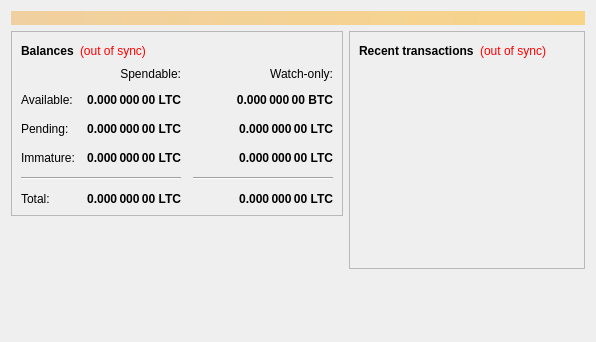
Briliantcoin/briliantcoin-last, file src/qt/forms/overviewpage.ui: the form before one commit.
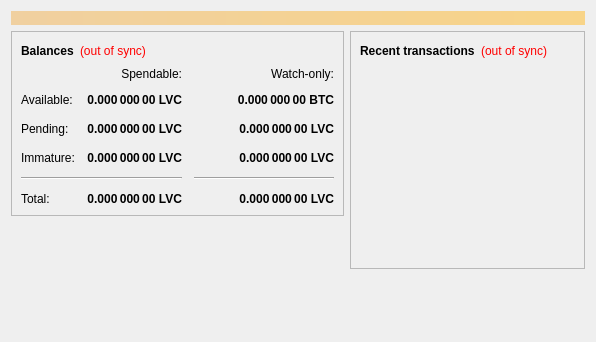
The form after the commit.

What changed in the file:
```diff
--- a/src/qt/forms/overviewpage.ui
+++ b/src/qt/forms/overviewpage.ui
@@ -112,7 +112,7 @@
                <string>Unconfirmed transactions to watch-only addresses</string>
               </property>
               <property name="text">
-               <string notr="true">0.000 000 00 LTC</string>
+               <string notr="true">0.000 000 00 LVC</string>
               </property>
               <property name="alignment">
                <set>Qt::AlignRight|Qt::AlignTrailing|Qt::AlignVCenter</set>
@@ -137,7 +137,7 @@
                <string>Total of transactions that have yet to be confirmed, and do not yet count toward the spendable balance</string>
               </property>
               <property name="text">
-               <string notr="true">0.000 000 00 LTC</string>
+               <string notr="true">0.000 000 00 LVC</string>
               </property>
               <property name="alignment">
                <set>Qt::AlignRight|Qt::AlignTrailing|Qt::AlignVCenter</set>
@@ -162,7 +162,7 @@
                <string>Mined balance in watch-only addresses that has not yet matured</string>
               </property>
               <property name="text">
-               <string notr="true">0.000 000 00 LTC</string>
+               <string notr="true">0.000 000 00 LVC</string>
               </property>
               <property name="alignment">
                <set>Qt::AlignRight|Qt::AlignTrailing|Qt::AlignVCenter</set>
@@ -220,7 +220,7 @@
                <string>Mined balance that has not yet matured</string>
               </property>
               <property name="text">
-               <string notr="true">0.000 000 00 LTC</string>
+               <string notr="true">0.000 000 00 LVC</string>
               </property>
               <property name="alignment">
                <set>Qt::AlignRight|Qt::AlignTrailing|Qt::AlignVCenter</set>
@@ -265,7 +265,7 @@
                <string>Your current total balance</string>
               </property>
               <property name="text">
-               <string notr="true">0.000 000 00 LTC</string>
+               <string notr="true">0.000 000 00 LVC</string>
               </property>
               <property name="alignment">
                <set>Qt::AlignRight|Qt::AlignTrailing|Qt::AlignVCenter</set>
@@ -290,7 +290,7 @@
                <string>Current total balance in watch-only addresses</string>
               </property>
               <property name="text">
-               <string notr="true">0.000 000 00 LTC</string>
+               <string notr="true">0.000 000 00 LVC</string>
               </property>
               <property name="alignment">
                <set>Qt::AlignRight|Qt::AlignTrailing|Qt::AlignVCenter</set>
@@ -332,7 +332,7 @@
                <string>Your current spendable balance</string>
               </property>
               <property name="text">
-               <string notr="true">0.000 000 00 LTC</string>
+               <string notr="true">0.000 000 00 LVC</string>
               </property>
               <property name="alignment">
                <set>Qt::AlignRight|Qt::AlignTrailing|Qt::AlignVCenter</set>
```
Left out of the diff: 4 changed lines with no effect on the pictures.
